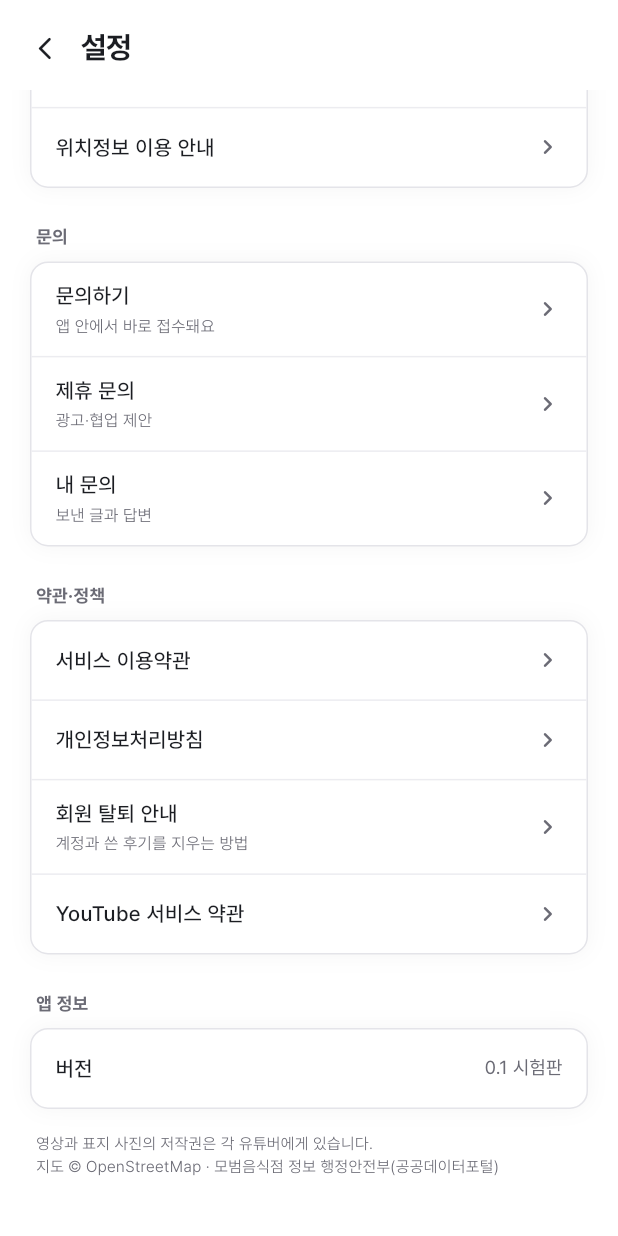
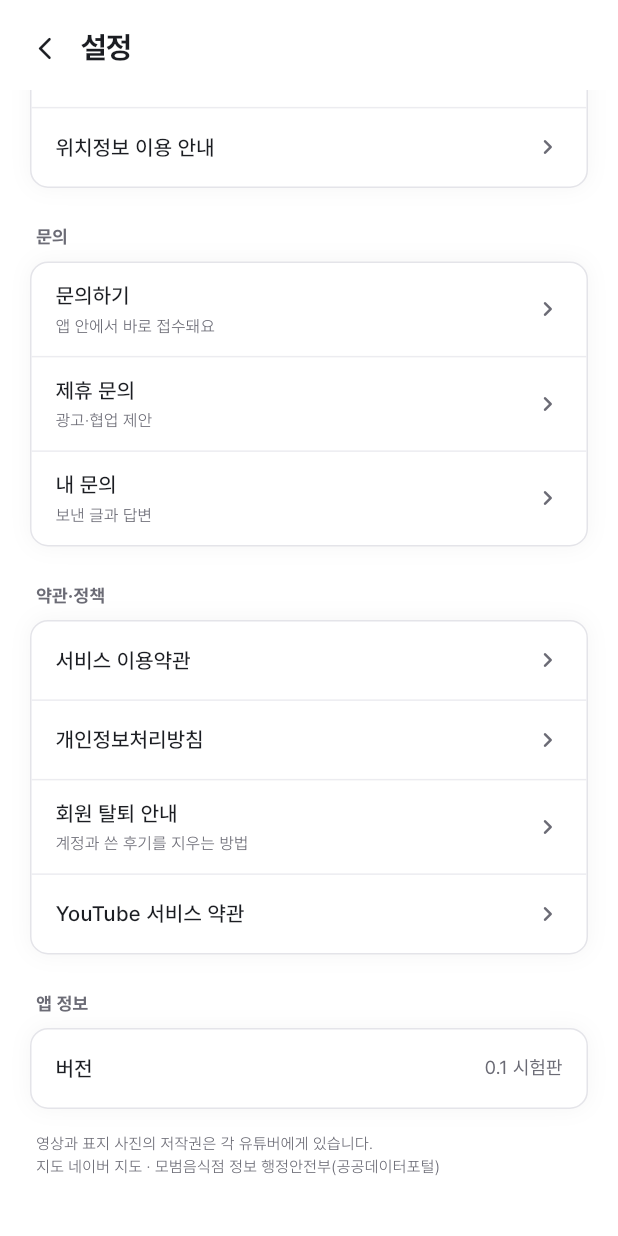
Before and after one commit to 90mkr/df-app-lab, a Flutter app: the SettingsPage screen opened directly, scrolled down 576 dp, on a phone screen of 412 x 824 dp. Run offline on Flutter 3.47's test engine with Material 3 defaults, Android fonts, the phone set to English and light mode, and no system bars; our stand-ins replace cloud_firestore, firebase_auth, firebase_core, flutter_map, flutter_svg, geolocator and 4 more; missing offline and left inert: flutter_naver_map; accounts and stored records are empty; network calls fail.

Commit message:
콕플 출시 전 손질: 지도 「방송」 골라 보기(없는 지역은 안내) · 정책 페이지 앱 이름·네이버 지도 · 버전 0.1.0 유지
Co-Authored-By: Claude Fable 5.2 <noreply@anthropic.com>
Claude-Session: https://claude.ai/code/session_01PufqCyRybBRS8aiKXyH2dS

```diff
--- a/lib/home.dart
+++ b/lib/home.dart
@@ -3608,10 +3608,10 @@ class SettingsPage extends StatelessWidget {
                 row('버전', trail: const Text(kAppVersion, style: TextStyle(fontSize: 12.5, color: kSub))),
               ]),
               const SizedBox(height: 16),
-              const Padding(
-                padding: EdgeInsets.symmetric(horizontal: 4),
-                child: Text('영상과 표지 사진의 저작권은 각 유튜버에게 있습니다.\n지도 © OpenStreetMap · 모범음식점 정보 행정안전부(공공데이터포털)',
-                    style: TextStyle(fontSize: 10.5, fontWeight: FontWeight.w300, color: kSub, height: 1.4)),
+              Padding(
+                padding: const EdgeInsets.symmetric(horizontal: 4),
+                child: Text('영상과 표지 사진의 저작권은 각 유튜버에게 있습니다.\n지도 ${naverMapOn ? '네이버 지도' : '© OpenStreetMap'} · 모범음식점 정보 행정안전부(공공데이터포털)',
+                    style: const TextStyle(fontSize: 10.5, fontWeight: FontWeight.w300, color: kSub, height: 1.4)),
               ),
             ]),
           ),
--- a/lib/mypage.dart
+++ b/lib/mypage.dart
@@ -364,10 +364,10 @@ List<Widget> myMenus(BuildContext context) {
       menuRow('버전', icon: Icons.phone_android_rounded, trail: const Text(kAppVersion, style: TextStyle(fontSize: 12.5, color: kSub))),
     ]),
     const SizedBox(height: 14),
-    const Padding(
-      padding: EdgeInsets.symmetric(horizontal: 4),
-      child: Text('영상과 표지 사진의 저작권은 각 유튜버에게 있습니다.\n지도 © OpenStreetMap · 모범음식점 정보 행정안전부(공공데이터포털)',
-          style: TextStyle(fontSize: 10.5, fontWeight: FontWeight.w300, color: kSub, height: 1.4)),
+    Padding(
+      padding: const EdgeInsets.symmetric(horizontal: 4),
+      child: Text('영상과 표지 사진의 저작권은 각 유튜버에게 있습니다.\n지도 ${naverMapOn ? '네이버 지도' : '© OpenStreetMap'} · 모범음식점 정보 행정안전부(공공데이터포털)',
+          style: const TextStyle(fontSize: 10.5, fontWeight: FontWeight.w300, color: kSub, height: 1.4)),
     ),
   ];
 }
--- a/pubspec.yaml
+++ b/pubspec.yaml
@@ -1,7 +1,7 @@
 name: df_app_lab
 description: 디자인필 앱 시험 제작 - 맛집·카페 지도
 publish_to: 'none'
-version: 1.0.0+1
+version: 0.1.0+1
 
 environment:
   sdk: ^3.11.0
```
Also changed, not shown: lib/main.dart (+52 -2 lines), 6 other files.
